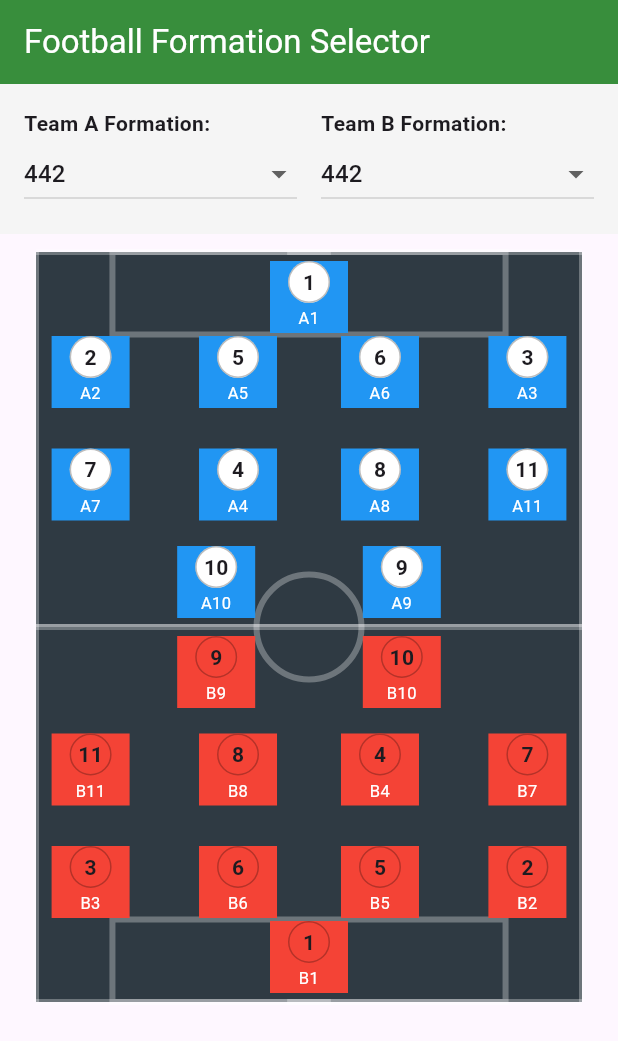
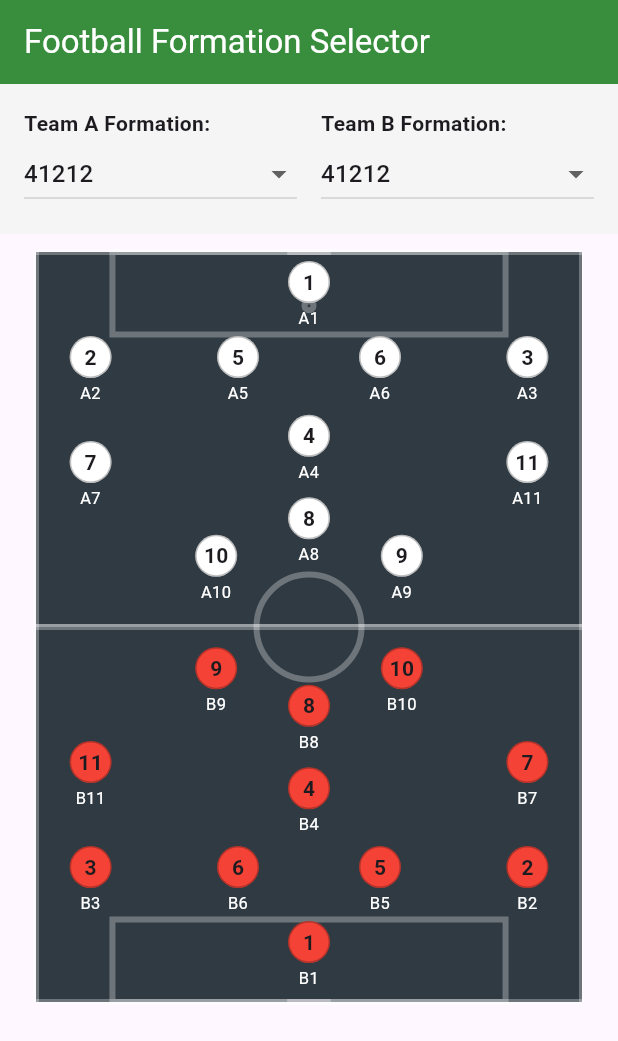
Before and after one commit to piyawatabbon/football_line_up, a Flutter app: the screen it shows after launch, on a phone screen of 412 x 824 dp. Shown: the top 1041 px of the screen. Run offline on Flutter 3.47's test engine with Material 3 defaults, Android fonts, the phone set to English and light mode, and no system bars.

Commit message:
[41212] fixed formation

```diff
--- a/lib/screens/formation_screen.dart
+++ b/lib/screens/formation_screen.dart
@@ -13,15 +13,15 @@ class FormationScreen extends StatefulWidget {
 }
 
 class _FormationScreenState extends State<FormationScreen> {
-  String topFormation = '442';
-  String bottomFormation = '442';
+  String topFormation = '41212';
+  String bottomFormation = '41212';
 
   final List<String> formations = [
     '442',
+    '41212',
     '433',
     '451',
     '4411',
-    '41212',
     '4141',
     '352',
     '343',
--- a/lib/utils/formation_grids.dart
+++ b/lib/utils/formation_grids.dart
@@ -15,23 +15,23 @@ final Map<String, Map<int, XY>> kFormationGrids = {
     4: const XY(0.37, 0.62),
     8: const XY(0.63, 0.62),
     11: const XY(0.90, 0.62),
-    10: const XY(0.33, 0.88), // ซ้าย
-    9: const XY(0.67, 0.88), // ขวา
+    10: const XY(0.4, 0.84), // ซ้าย
+    9: const XY(0.6, 0.84), // ขวา
   },
 
   // 4-1-2-1-2 / 41212 (แถว: 1) (2 5 6 3) (7) (4 8) (10) (9 11)
   '41212': {
-    1: const XY(0.425, 0.05),
-    2: const XY(0.05, 0.22),
-    5: const XY(0.28, 0.22),
-    6: const XY(0.58, 0.22),
-    3: const XY(0.81, 0.22),
-    4: const XY(0.425, 0.40), // single DM
-    7: const XY(0.15, 0.55),
-    11: const XY(0.68, 0.55),
-    10: const XY(0.425, 0.65), // tip of diamond
-    9: const XY(0.3, 0.8),
-    8: const XY(0.55, 0.8),
+    1: const XY(0.5, 0.12),
+    2: const XY(0.10, 0.32),
+    5: const XY(0.37, 0.32),
+    6: const XY(0.63, 0.32),
+    3: const XY(0.90, 0.32),
+    4: const XY(0.5, 0.53), // single DM
+    7: const XY(0.10, 0.6),
+    11: const XY(0.9, 0.6),
+    8: const XY(0.5, 0.75),
+    10: const XY(0.33, 0.85), // ซ้าย
+    9: const XY(0.67, 0.85), // ขวา
   },
 
   // 4-3-3 (แถว: 1) (2 5 6 3) (7 4 8) (10 9 11)
--- a/lib/widgets/player_chip.dart
+++ b/lib/widgets/player_chip.dart
@@ -18,8 +18,8 @@ class PlayerChip extends StatelessWidget {
     return invert
         ? Transform.rotate(
             angle: pi,
-            child: Container(
-              color: Colors.red,
+            child: SizedBox(
+              // color: Colors.red,
               width: 52,
               height: 48,
               child: Column(
@@ -49,8 +49,8 @@ class PlayerChip extends StatelessWidget {
                 ],
               ),
             ))
-        : Container(
-            color: Colors.blue,
+        : SizedBox(
+            // color: Colors.blue,
             width: 52,
             height: 48,
             child: Column(
```
